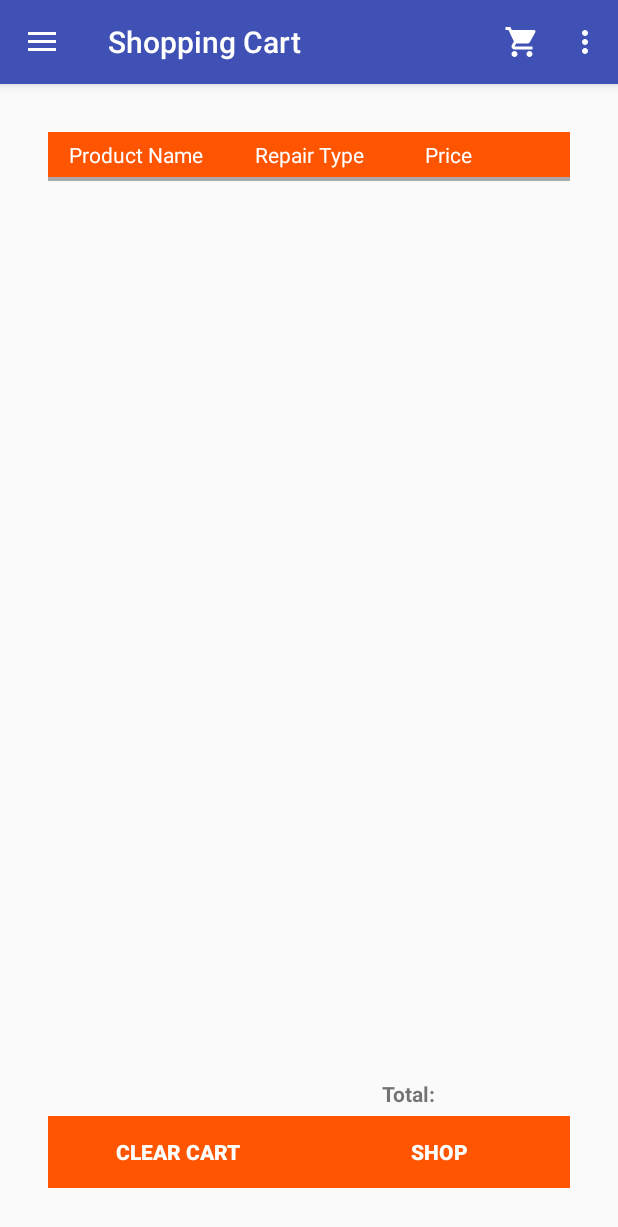
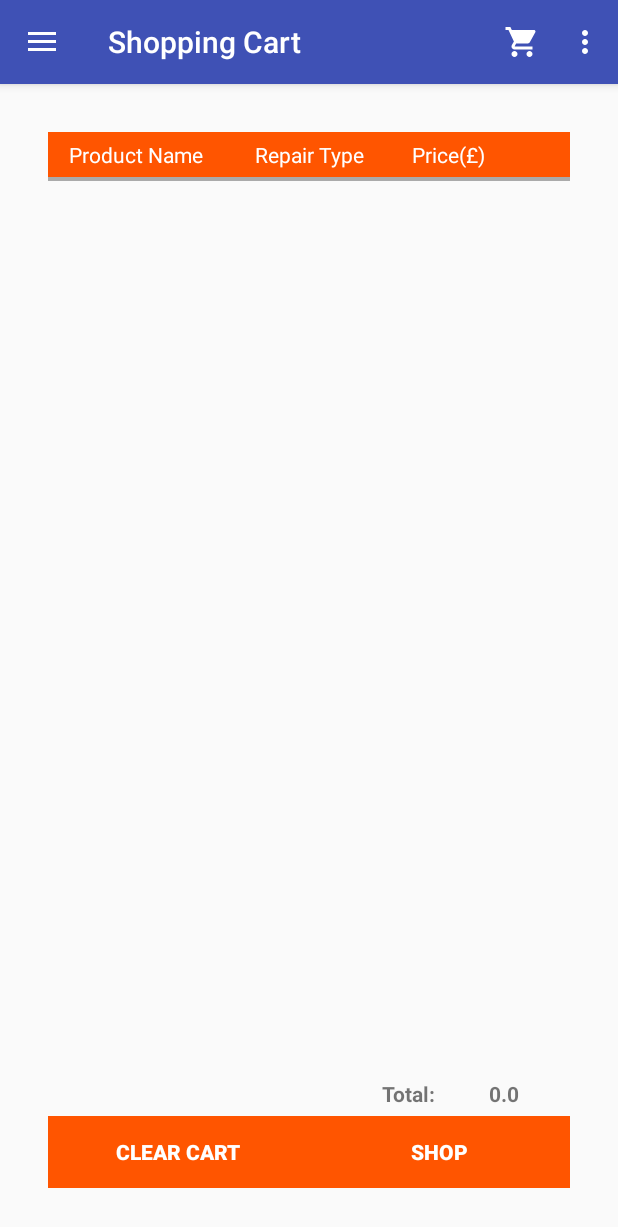
Before and after one commit to qasimdm/aaamobile, an Android app: the screen it shows after launch (MainActivity), in the options menu, after a tap on "Settings", on a phone screen of 412 x 824 dp. Shown: the top 1227 px of the screen. Run offline under Robolectric (Android 15) with nearby library versions, the phone set to English and light mode, and no system bars; our stand-ins replace Firebase (no records; nobody signed in at launch, a user with empty details on screens opened directly); libraries missing offline, so code that uses them is left out: com.firebase.ui.

Commit message:
TotalPrice method (Product)

```diff
--- a/app/build.gradle
+++ b/app/build.gradle
@@ -32,6 +32,8 @@ dependencies {
     compile 'com.google.firebase:firebase-auth:9.8.0'
     compile 'com.firebaseui:firebase-ui-database:0.6.2'
     compile 'com.firebaseui:firebase-ui-auth:0.6.2'
+    compile 'com.stripe:stripe-android:+'
+    compile 'com.google.android.gms:play-services-wallet:9.8.0'
 }
 
 
--- a/app/src/main/AndroidManifest.xml
+++ b/app/src/main/AndroidManifest.xml
@@ -15,6 +15,9 @@
         android:label="@string/app_name"
         android:supportsRtl="true"
         android:theme="@style/AppTheme">
+        <meta-data
+            android:name="com.google.android.gms.wallet.api.enabled"
+            android:value="true" />
         <activity
             android:name=".view.MainActivity"
             android:launchMode="singleInstance"
--- a/app/src/main/java/app15/aaamobile/controller/CartController.java
+++ b/app/src/main/java/app15/aaamobile/controller/CartController.java
@@ -34,5 +34,14 @@ public class CartController extends Application{
 
         return myProducts.size();
     }
+    public double getTotalPrice(){
+        double totalPrice = 0;
+        if (myProducts.size()>0) {
+            for (Product product : myProducts) {
+                totalPrice += product.getProductPrice();
+            }
+        }
+        return totalPrice;
+    }
 
 }
--- a/app/src/main/java/app15/aaamobile/model/Product.java
+++ b/app/src/main/java/app15/aaamobile/model/Product.java
@@ -10,7 +10,7 @@ public class Product {
 
     private String productName;
     private String productDescription;
-    private int productPrice;
+    private double productPrice;
 
     public Product(){
     }
@@ -36,7 +36,7 @@ public class Product {
         this.productName = productName;
     }
 
-    public int getProductPrice() {
+    public double getProductPrice() {
         return productPrice;
     }
 
--- a/app/src/main/java/app15/aaamobile/view/CartViewFragment.java
+++ b/app/src/main/java/app15/aaamobile/view/CartViewFragment.java
@@ -11,6 +11,7 @@ import android.widget.BaseAdapter;
 import android.widget.Button;
 import android.widget.ImageButton;
 import android.widget.ListView;
+import android.widget.TextView;
 
 import app15.aaamobile.R;
 import app15.aaamobile.controller.CartController;
@@ -24,6 +25,7 @@ public class CartViewFragment extends Fragment {
 
     ListView lvCartItems;
     CartController cartController;
+    TextView tvTotalPrice;
 
     public CartViewFragment() {
         // Required empty public constructor
@@ -35,10 +37,12 @@ public class CartViewFragment extends Fragment {
         // Inflate the layout for this fragment
         View view = inflater.inflate(R.layout.fragment_cart_view, container, false);
         lvCartItems = (ListView)view.findViewById(R.id.lv_cart_items);
+        tvTotalPrice = (TextView)view.findViewById(R.id.tvTotalPrice);
         cartController = new CartController();
 
         ProductAdapter adapterLVCartItems = new ProductAdapter(getContext(), android.R.layout.simple_list_item_1, cartController.myProducts);
         lvCartItems.setAdapter(adapterLVCartItems);
+        tvTotalPrice.setText(""+ cartController.getTotalPrice());
 
         return view;
     }
--- a/app/src/main/res/layout/cart_header.xml
+++ b/app/src/main/res/layout/cart_header.xml
@@ -32,7 +32,7 @@
             android:layout_height="wrap_content"
             android:layout_weight="1.2"
             android:gravity="center"
-            android:text="Price"
+            android:text="Price(£)"
             android:textColor="@android:color/white"
             android:textSize="@dimen/product_list_header_text_size"/>
 </LinearLayout>
--- a/app/src/main/res/layout/fragment_cart_view.xml
+++ b/app/src/main/res/layout/fragment_cart_view.xml
@@ -84,7 +84,7 @@
             android:textStyle="bold" />
 
         <Button
-            android:id="@+id/bShop"
+            android:id="@+id/btnShop"
             android:layout_width="0dip"
             android:layout_height="wrap_content"
             android:layout_weight="0.5"
```
